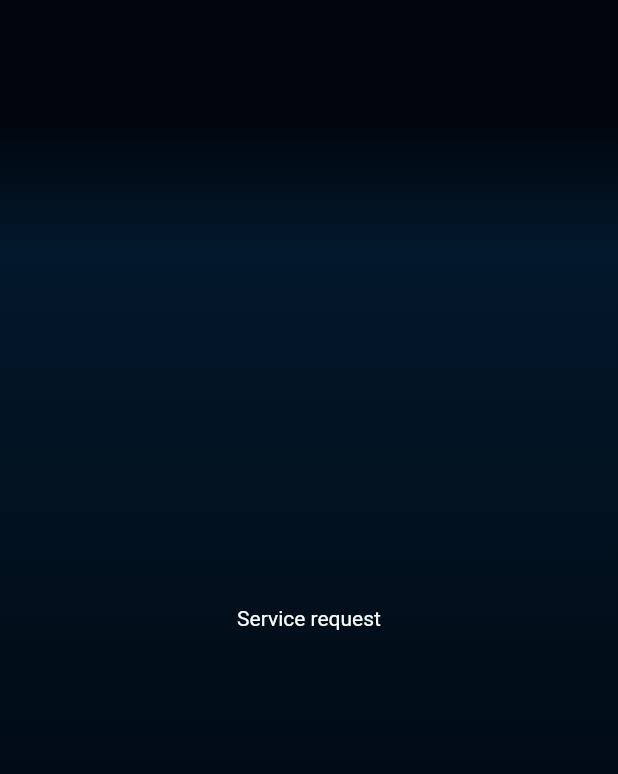
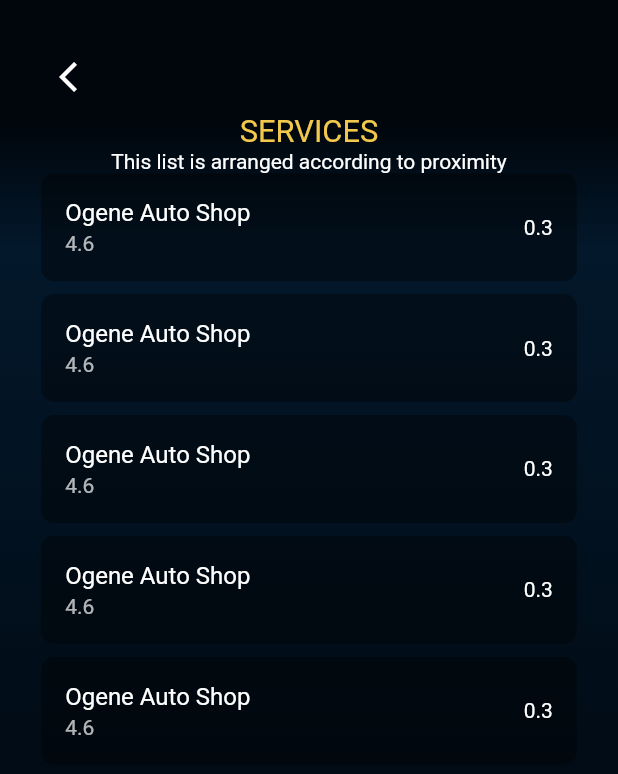
Before and after one commit to EniRox001/my_oga_mechanic, a Flutter app: the ServiceRequest screen opened by its route, on a phone screen of 412 x 824 dp. Shown: the top 774 px of the screen. Run offline on Flutter 3.47's test engine with Material 2 defaults, Android fonts, the phone set to English and light mode, and no system bars; our stand-ins replace card_swiper, flutter_colorpicker, flutter_screenutil, get; missing offline and left inert: swipe.

Commit message:
done service request screen

```diff
--- a/lib/imports.dart
+++ b/lib/imports.dart
@@ -12,6 +12,7 @@ export 'screens/dashboard_one.dart';
 export 'screens/dashboard_two.dart';
 export 'screens/services_one.dart';
 export 'screens/service_request.dart';
+export 'screens/service_mechanic.dart';
 
 //---------------Packages---------------//
 export 'package:get/get.dart';
--- a/lib/routes/routes.dart
+++ b/lib/routes/routes.dart
@@ -46,5 +46,9 @@ class Routes {
       name: '/service_request',
       page: () => const ServiceRequest(),
     ),
+    GetPage(
+      name: '/service_mechanic',
+      page: () => const ServiceMechanic(),
+    ),
   ];
 }
--- a/lib/screens/service_request.dart
+++ b/lib/screens/service_request.dart
@@ -5,16 +5,71 @@ class ServiceRequest extends StatelessWidget {
 
   @override
   Widget build(BuildContext context) {
-    return const Scaffold(
+    return Scaffold(
       body: BackgroundWidget(
-        gradientStops: [
+        gradientStops: const [
           0.1,
           0.2,
           0.8,
         ],
-        child: Center(
-          child: Text(
-            'Service request',
+        child: SafeArea(
+          child: Padding(
+            padding: EdgeInsets.all(32.0.sp),
+            child: Column(
+              children: [
+                Row(
+                  children: [
+                    IconButton(
+                      onPressed: () {
+                        Get.back();
+                      },
+                      icon: const Icon(
+                        Icons.arrow_back_ios,
+                      ),
+                    ),
+                  ],
+                ),
+                Text(
+                  'services'.toUpperCase(),
+                  style: CustomTextStyle().largeText,
+                ),
+                Text(
+                  'This list is arranged according to proximity',
+                  style: Theme.of(context).textTheme.bodyText2,
+                ),
+                Expanded(
+                  child: ListView.separated(
+                    scrollDirection: Axis.vertical,
+                    itemCount: mechanicData.length,
+                    itemBuilder: (context, index) {
+                      return GestureDetector(
+                        onTap: () {
+                          Get.toNamed('/service_mechanic');
+                        },
+                        child: Container(
+                          decoration: BoxDecoration(
+                              color: Colors.black38,
+                              borderRadius: BorderRadius.circular(10.0.sp)),
+                          child: ListTile(
+                            title:
+                                Text(mechanicData[index]['service provider']),
+                            subtitle:
+                                Text(mechanicData[index]['rating'].toString()),
+                            trailing: Text(
+                                mechanicData[index]['proximity'].toString()),
+                          ),
+                        ),
+                      );
+                    },
+                    separatorBuilder: (context, index) {
+                      return SizedBox(
+                        height: 10.0.h,
+                      );
+                    },
+                  ),
+                )
+              ],
+            ),
           ),
         ),
       ),
--- a/lib/utilities/constants.dart
+++ b/lib/utilities/constants.dart
@@ -8,6 +8,34 @@ List carImageList = <String>[
   'assets/car_images/car_img_three.png'
 ];
 
+List mechanicData = <Map>[
+  {
+    'service provider': 'Ogene Auto Shop',
+    'rating': 4.6,
+    'proximity': 0.3,
+  },
+  {
+    'service provider': 'Ogene Auto Shop',
+    'rating': 4.6,
+    'proximity': 0.3,
+  },
+  {
+    'service provider': 'Ogene Auto Shop',
+    'rating': 4.6,
+    'proximity': 0.3,
+  },
+  {
+    'service provider': 'Ogene Auto Shop',
+    'rating': 4.6,
+    'proximity': 0.3,
+  },
+  {
+    'service provider': 'Ogene Auto Shop',
+    'rating': 4.6,
+    'proximity': 0.3,
+  },
+];
+
 class CustomTextStyle {
   final largeText = TextStyle(
     color: teal,
```
Also changed, not shown: lib/screens/service_mechanic.dart (added, +39 -0 lines).
